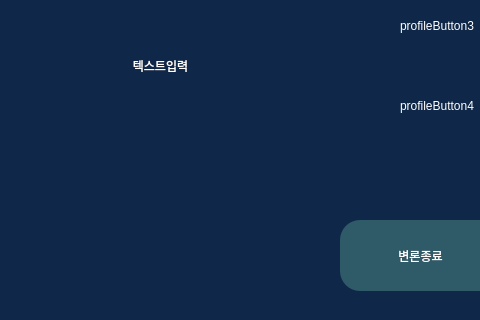
The window that core/ui/qt_designer/lawyerWindow.ui (Apex-LogiCourt/pi5-local-app) describes before a commit, drawn with Qt 5; both pictures show x 570 to 1050 and y 400 to 720 of the 1280 by 720 pixel window.
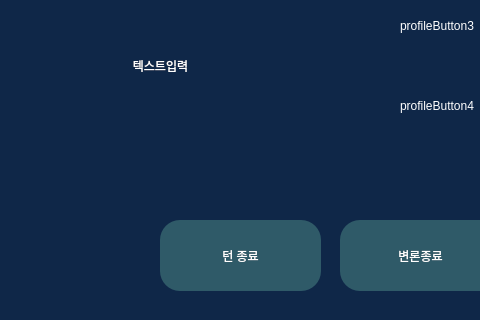
The same window after the commit. Icons and pictures are not drawn.

Commit message: feat: 공용윈도우 버튼이벤트 처리

Patch:
```diff
--- a/core/ui/qt_designer/lawyerWindow.ui
+++ b/core/ui/qt_designer/lawyerWindow.ui
@@ -382,6 +382,38 @@
     <string>profileButton4</string>
    </property>
   </widget>
+  <widget class="QPushButton" name="turnButton">
+   <property name="geometry">
+    <rect>
+     <x>730</x>
+     <y>620</y>
+     <width>161</width>
+     <height>71</height>
+    </rect>
+   </property>
+   <property name="styleSheet">
+    <string notr="true">QPushButton{
+	background-color: rgb(47, 90, 104);
+	color: rgb(255, 254, 254);
+	border-radius: 20px;
+	font: 20pt &quot;나눔고딕 ExtraBold&quot;;
+}
+
+QPushButton:hover{
+	background-color: rgb(67, 129, 148);
+	border-radius: 20px;
+	font: 24pt &quot;나눔고딕 ExtraBold&quot;;
+}
+QPushButton:pressed{
+	background-color: rgb(0, 123, 255);
+	border-radius: 20px;
+	font: 24pt &quot;나눔고딕 ExtraBold&quot;;
+}</string>
+   </property>
+   <property name="text">
+    <string>턴 종료</string>
+   </property>
+  </widget>
  </widget>
  <resources>
   <include location="assets/resource.qrc"/>
```
The commit also changes 2 other files.
